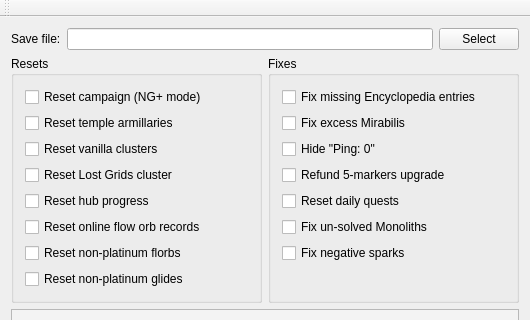
RiccTheThicc/RRMod_PuzzleFix, file SaveEditor_src/mainwindow.ui: the form before one commit; both pictures show x 0 to 530 and y 0 to 320 of the 530 by 590 pixel window.
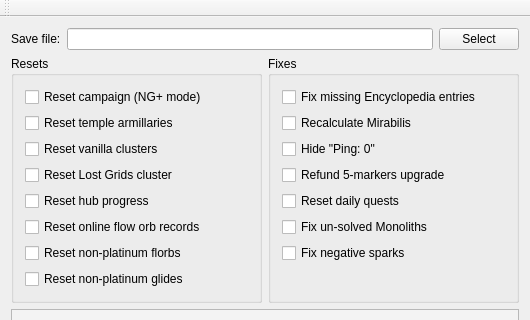
The form after the commit.

What changed in the file:
```diff
--- a/SaveEditor_src/mainwindow.ui
+++ b/SaveEditor_src/mainwindow.ui
@@ -180,7 +180,7 @@
             <string>|=== Fix excess Mirabilis === | |If you happen to have more than 271 Mirabilis, this sets them to 271. | |The proper maximum in vanilla game is 263.  |Offline Restored Mod 1.5 adds 8 more for a total of 271. | |You may have obtained 272 (or even more) due to old bugs.</string>
            </property>
            <property name="text">
-            <string>Fix excess Mirabilis</string>
+            <string>Recalculate Mirabilis</string>
            </property>
           </widget>
          </item>
```
Left out of the diff: 4 changed lines with no effect on the pictures.
